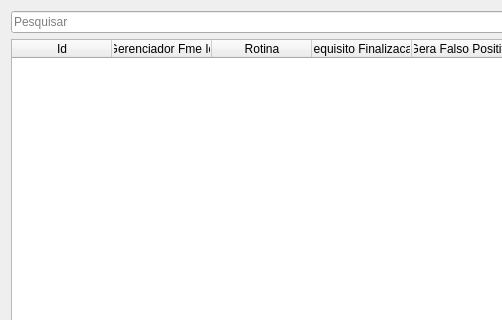
The window that uis/mFmeProfiles.ui (dsgoficial/SAP_Gerente) describes before a commit, drawn with Qt 5; both pictures show x 0 to 502 and y 0 to 320 of the 1107 by 462 pixel window.
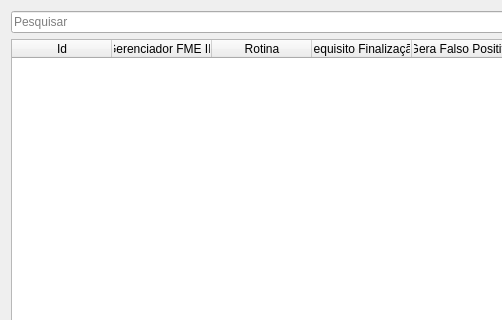
The same window after the commit.

Patch:
```diff
--- a/uis/mFmeProfiles.ui
+++ b/uis/mFmeProfiles.ui
@@ -23,7 +23,7 @@
      </column>
      <column>
       <property name="text">
-       <string>Gerenciador Fme Id</string>
+       <string>Gerenciador FME ID</string>
       </property>
      </column>
      <column>
@@ -33,7 +33,7 @@
      </column>
      <column>
       <property name="text">
-       <string>Requisito Finalizacao</string>
+       <string>Requisito Finalização</string>
       </property>
      </column>
      <column>
```
Left out of the diff: 2 changed lines with no effect on the pictures.
